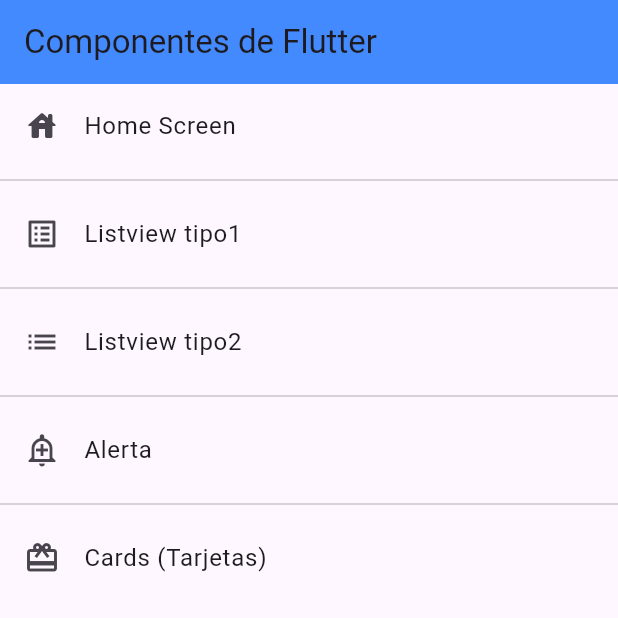
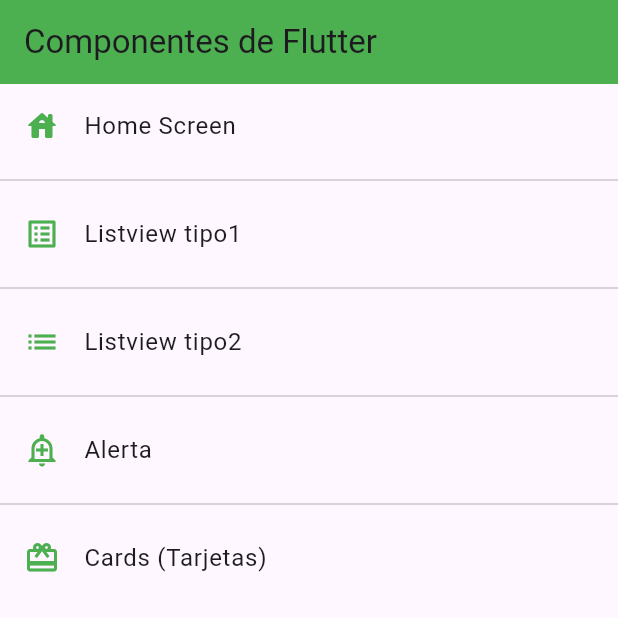
Before and after one commit to Javier-GitHU/fl_components, a Flutter app: the screen it shows after launch, on a phone screen of 412 x 824 dp, the top half of it. Run offline on Flutter 3.47's test engine with Material 3 defaults, Android fonts, the phone set to English and light mode, and no system bars.

Commit message:
Añadido diferente color en el appbar y en los iconos

```diff
--- a/lib/main.dart
+++ b/lib/main.dart
@@ -1,4 +1,5 @@
 import 'package:fl_components/routes/app_routes.dart';
+import 'package:fl_components/theme/app_theme.dart';
 import 'package:flutter/material.dart';
 import 'srceens/screens.dart';
 
@@ -17,6 +18,7 @@ class MyApp extends StatelessWidget {
       initialRoute: AppRoutes.initialRoute,
       routes: AppRoutes.getAppRoutes(),
       onGenerateRoute: AppRoutes.onGenerateRoute,
+      theme: AppTheme.lightTheme
     );
   }
 }
--- a/lib/srceens/home_screen.dart
+++ b/lib/srceens/home_screen.dart
@@ -11,7 +11,7 @@ class HomeScreen extends StatelessWidget {
     return  Scaffold(
       appBar: AppBar(
         title: const Text('Componentes de Flutter'),
-        backgroundColor: Colors.blueAccent,
+       // backgroundColor: Colors.blueAccent,
         elevation: 0,//Sombreado
       ),
       body: ListView.separated(
--- a/lib/srceens/listview1_screen.dart
+++ b/lib/srceens/listview1_screen.dart
@@ -12,7 +12,7 @@ class Listview1Screen extends StatelessWidget {
     return Scaffold(
       appBar: AppBar(
         title: const Text("Listview Tipo1"),
-        backgroundColor: Colors.blue,
+       // backgroundColor: Colors.blue,
       ),
       body: ListView(
         children: [
--- a/lib/srceens/listview2_screen.dart
+++ b/lib/srceens/listview2_screen.dart
@@ -12,7 +12,7 @@ class Listview2Screen extends StatelessWidget {
     return Scaffold(
       appBar: AppBar(
         title: const Text("Listview Tipo2"),
-        backgroundColor: Colors.blue,
+        //backgroundColor: Colors.blue,
       ),
       body: ListView.separated(
         itemBuilder: (context, index) => ListTile(
--- /dev/null
+++ b/lib/theme/app_theme.dart
@@ -0,0 +1,14 @@
+import 'package:flutter/material.dart';
+class AppTheme {
+   static const Color primary = Colors.green;
+   static final ThemeData lightTheme = ThemeData.light().copyWith(
+       primaryColor: primary,
+        // Color primario
+         appBarTheme: const AppBarTheme(
+         color: primary,
+      ),
+      listTileTheme: const ListTileThemeData(
+        iconColor: primary,
+       )
+      );
+}
```
